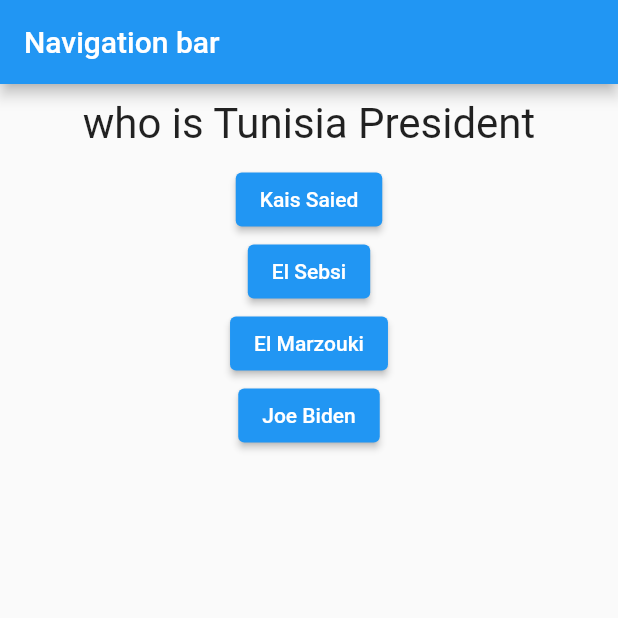
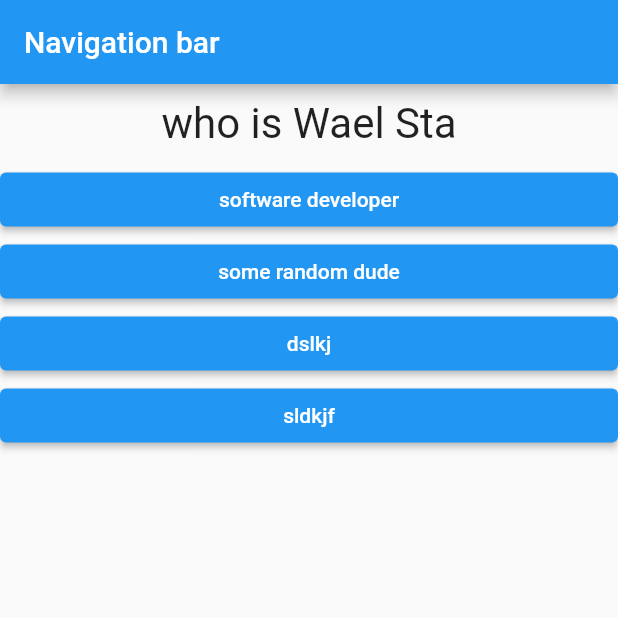
Before and after one commit to waelsta/quiz-app, a Flutter app: the screen it shows after launch, after a tap on "Kais Saied", on a phone screen of 412 x 824 dp, the top half of it. Run offline on Flutter 3.47's test engine with Material 2 defaults, Android fonts, the phone set to English and light mode, and no system bars.

Commit message:
dynamic questions and relative answer list

```diff
--- a/lib/answer.dart
+++ b/lib/answer.dart
@@ -6,14 +6,16 @@ import 'package:flutter/material.dart';
 
 class Answer extends StatelessWidget {
   final String answerText;
-  const Answer(this.answerText);
+  final VoidCallback onAnswerSelected;
+  const Answer(this.answerText, this.onAnswerSelected);
 
   @override
   Widget build(BuildContext context) {
     return Container(
+        width: double.infinity,
         child: ElevatedButton(
-      child: Text(answerText),
-      onPressed: () => print(answerText),
-    ));
+          child: Text(answerText),
+          onPressed: onAnswerSelected,
+        ));
   }
 }
--- a/lib/question.dart
+++ b/lib/question.dart
@@ -4,8 +4,7 @@ import './answer.dart';
 
 class Question extends StatelessWidget {
   final String questionText;
-  final List<String> answers;
-  const Question(this.questionText, this.answers);
+  const Question(this.questionText);
 
   @override
   Widget build(BuildContext context) {
@@ -20,7 +19,6 @@ class Question extends StatelessWidget {
           margin: EdgeInsets.all(10),
           width: double.infinity,
         ),
-        ...answers.map((answer) => Answer(answer)),
       ],
     );
   }
--- a/lib/questionList.dart
+++ b/lib/questionList.dart
@@ -1,7 +1,7 @@
 import 'package:flutter/widgets.dart';
 
+import './question.dart';
 import './answer.dart';
-import './question.dart';
 
 class QuestionList extends StatefulWidget {
   const QuestionList();
@@ -12,26 +12,26 @@ class QuestionList extends StatefulWidget {
 
 class _QuestionListState extends State<QuestionList> {
   int _questionIdx = 0;
-  var questions = [
-    {
-      'questionText': 'who is Tunisia President',
-      'answers': ['Kais Saied', 'El Sebsi', 'El Marzouki', 'Joe Biden']
-    },
-    {
-      'quesitonText': 'who is Wael Sta',
-      'answers': ['software developer', 'some random dude']
-    },
-    {
-      'questionText': 'what is javascript',
-      'answers': [
-        'a front end language',
-        'a scripting language',
-        'i dont know'
-      ],
-    }
-  ];
-
-  void onAnswerSelected() {
+  Map<String, List<String>> questions = {
+    'who is Tunisia President': [
+      'Kais Saied',
+      'El Sebsi',
+      'El Marzouki',
+      'Joe Biden'
+    ],
+    'who is Wael Sta': [
+      'software developer',
+      'some random dude',
+      'dslkj',
+      'sldkjf'
+    ],
+    'what is javascript': [
+      'a front end language',
+      'a scripting language',
+      'i dont know'
+    ],
+  };
+  void _onAnswerSelected() {
     if (_questionIdx < questions.length - 1) {
       setState(() {
         _questionIdx++;
@@ -47,8 +47,10 @@ class _QuestionListState extends State<QuestionList> {
   Widget build(BuildContext context) {
     return Column(
       children: [
-        Question(questions[_questionIdx]['questionText'],
-            questions[_questionIdx]['answers'])
+        Question(questions.keys.elementAt(_questionIdx)),
+        ...questions.values
+            .elementAt(_questionIdx)
+            .map((e) => Answer(e, _onAnswerSelected)),
       ],
     );
   }
```
